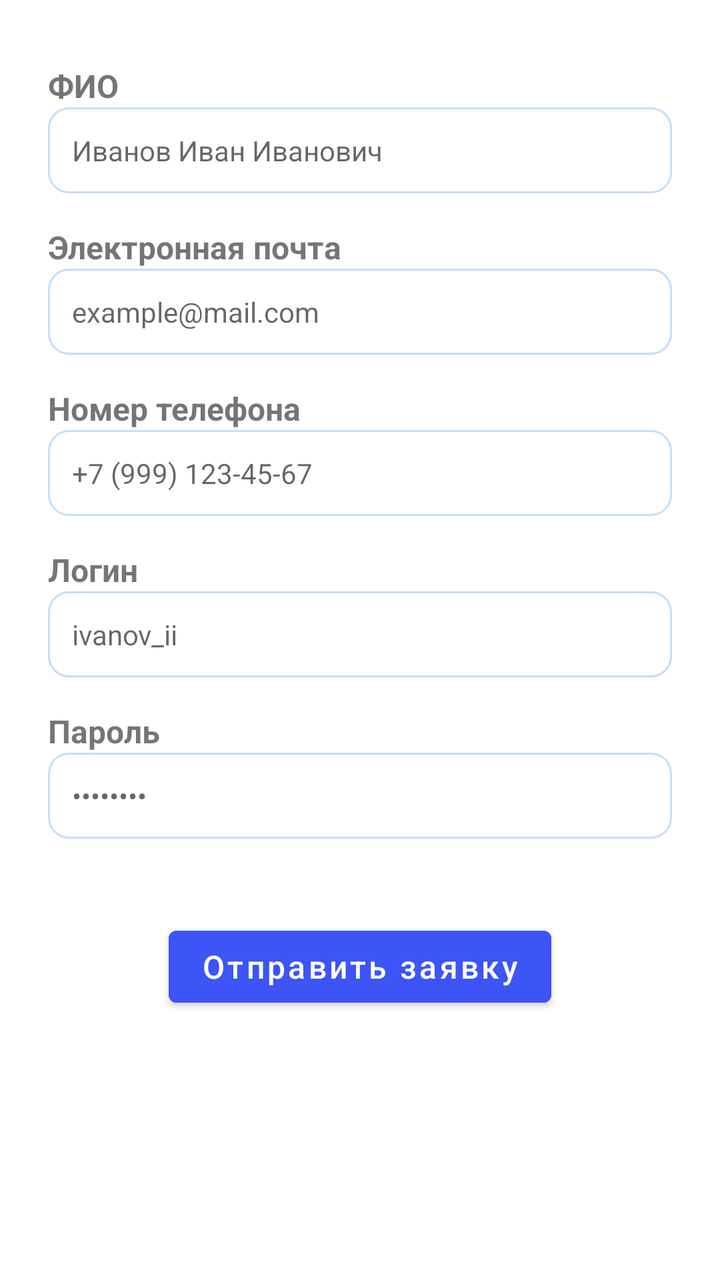
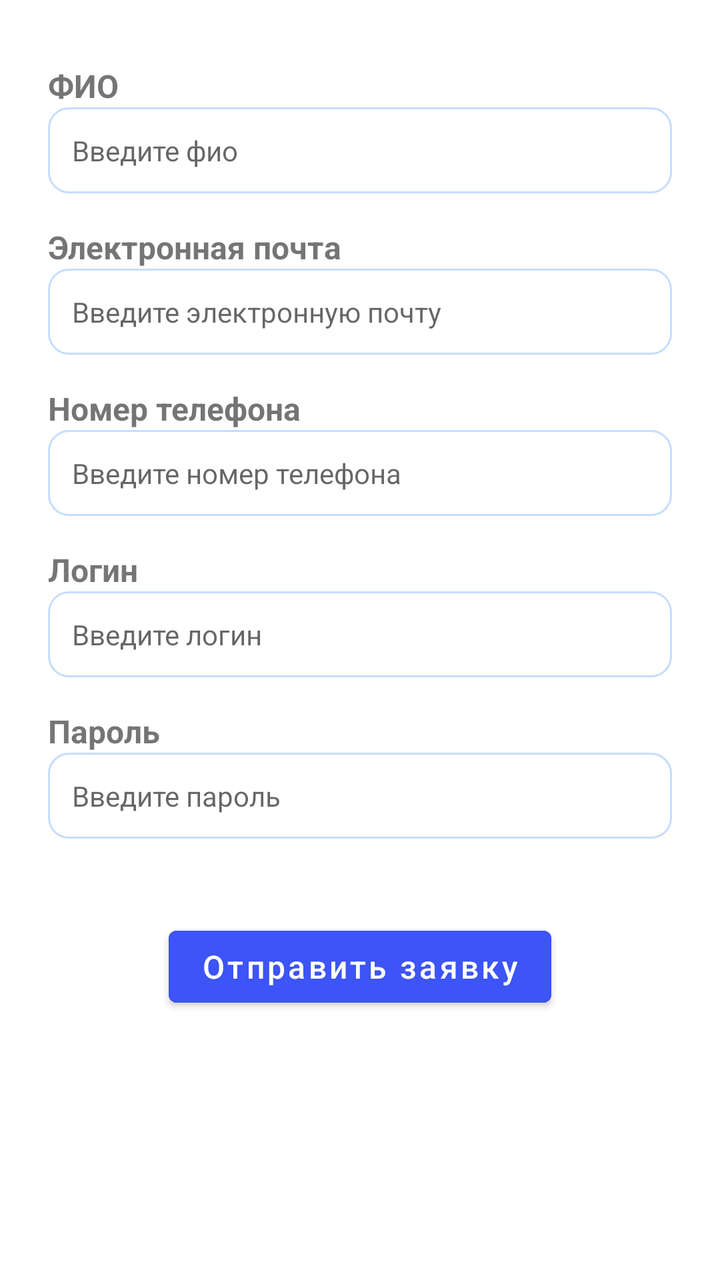

Two renders of the same Android screen: before a commit and after it. Below are the layout's source before the change and the commit's diff.
<!-- AndroidManifest.xml: application theme Theme.Pancreatitis -->
<!-- res/layout/fragment_register.xml -->
<?xml version="1.0" encoding="utf-8"?>
<androidx.constraintlayout.widget.ConstraintLayout
    xmlns:android="http://schemas.android.com/apk/res/android"
    xmlns:app="http://schemas.android.com/apk/res-auto"
    xmlns:tools="http://schemas.android.com/tools"
    android:layout_width="match_parent"
    android:layout_height="match_parent"
    android:padding="24dp"
    android:background="@android:color/white"
    tools:context=".ui.register.RegisterFragment">

    
    <TextView
        android:id="@+id/fioLabel"
        android:layout_width="0dp"
        android:layout_height="wrap_content"
        android:text="ФИО"
        android:textSize="16sp"
        android:textStyle="bold"
        android:layout_marginTop="8dp"
        android:layout_marginBottom="4dp"
        app:layout_constraintTop_toTopOf="parent"
        app:layout_constraintStart_toStartOf="parent"
        app:layout_constraintEnd_toEndOf="parent" />

    <EditText
        android:id="@+id/fioValue"
        android:layout_width="0dp"
        android:layout_height="wrap_content"
        android:hint="Иванов Иван Иванович"
        android:textSize="14sp"
        android:padding="12dp"
        android:background="@drawable/rounded_background"
        app:layout_constraintTop_toBottomOf="@id/fioLabel"
        app:layout_constraintStart_toStartOf="parent"
        app:layout_constraintEnd_toEndOf="parent" />

    
    <TextView
        android:id="@+id/emailLabel"
        android:layout_width="0dp"
        android:layout_height="wrap_content"
        android:text="Электронная почта"
        android:textSize="16sp"
        android:textStyle="bold"
        android:layout_marginTop="16dp"
        android:layout_marginBottom="4dp"
        app:layout_constraintTop_toBottomOf="@id/fioValue"
        app:layout_constraintStart_toStartOf="parent"
        app:layout_constraintEnd_toEndOf="parent" />

    <EditText
        android:id="@+id/emailValue"
        android:layout_width="0dp"
        android:layout_height="wrap_content"
        android:hint="example@mail.com"
        android:textSize="14sp"
        android:padding="12dp"
        android:background="@drawable/rounded_background"
        app:layout_constraintTop_toBottomOf="@id/emailLabel"
        app:layout_constraintStart_toStartOf="parent"
        app:layout_constraintEnd_toEndOf="parent" />

    
    <TextView
        android:id="@+id/phoneLabel"
        android:layout_width="0dp"
        android:layout_height="wrap_content"
        android:text="Номер телефона"
        android:textSize="16sp"
        android:textStyle="bold"
        android:layout_marginTop="16dp"
        android:layout_marginBottom="4dp"
        app:layout_constraintTop_toBottomOf="@id/emailValue"
        app:layout_constraintStart_toStartOf="parent"
        app:layout_constraintEnd_toEndOf="parent" />

    <EditText
        android:id="@+id/phoneValue"
        android:layout_width="0dp"
        android:layout_height="wrap_content"
        android:hint="+7 (999) 123-45-67"
        android:textSize="14sp"
        android:padding="12dp"
        android:background="@drawable/rounded_background"
        app:layout_constraintTop_toBottomOf="@id/phoneLabel"
        app:layout_constraintStart_toStartOf="parent"
        app:layout_constraintEnd_toEndOf="parent" />

    
    <TextView
        android:id="@+id/loginLabel"
        android:layout_width="0dp"
        android:layout_height="wrap_content"
        android:text="Логин"
        android:textSize="16sp"
        android:textStyle="bold"
        android:layout_marginTop="16dp"
        android:layout_marginBottom="4dp"
        app:layout_constraintTop_toBottomOf="@id/phoneValue"
        app:layout_constraintStart_toStartOf="parent"
        app:layout_constraintEnd_toEndOf="parent" />

    <EditText
        android:id="@+id/loginValue"
        android:layout_width="0dp"
        android:layout_height="wrap_content"
        android:hint="ivanov_ii"
        android:textSize="14sp"
        android:padding="12dp"
        android:background="@drawable/rounded_background"
        app:layout_constraintTop_toBottomOf="@id/loginLabel"
        app:layout_constraintStart_toStartOf="parent"
        app:layout_constraintEnd_toEndOf="parent" />

    
    <TextView
        android:id="@+id/passwordLabel"
        android:layout_width="0dp"
        android:layout_height="wrap_content"
        android:text="Пароль"
        android:textSize="16sp"
        android:textStyle="bold"
        android:layout_marginTop="16dp"
        android:layout_marginBottom="4dp"
        app:layout_constraintTop_toBottomOf="@id/loginValue"
        app:layout_constraintStart_toStartOf="parent"
        app:layout_constraintEnd_toEndOf="parent" />

    <EditText
        android:id="@+id/passwordValue"
        android:layout_width="0dp"
        android:layout_height="wrap_content"
        android:hint="••••••••"
        android:textSize="14sp"
        android:padding="12dp"
        android:background="@drawable/rounded_background"
        app:layout_constraintTop_toBottomOf="@id/passwordLabel"
        app:layout_constraintStart_toStartOf="parent"
        app:layout_constraintEnd_toEndOf="parent" />

    
    <Button
        android:id="@+id/submitButton"
        android:layout_width="wrap_content"
        android:layout_height="wrap_content"
        android:layout_marginTop="40dp"
        android:backgroundTint="@color/colorActive"
        android:text="Отправить заявку"
        android:textAllCaps="false"
        android:textColor="@android:color/white"
        android:textSize="16sp"
        app:layout_constraintEnd_toEndOf="parent"
        app:layout_constraintStart_toStartOf="parent"
        app:layout_constraintTop_toBottomOf="@id/passwordValue" />

</androidx.constraintlayout.widget.ConstraintLayout>
<!-- resources referenced by this layout -->
<resources>
  <color name="colorActive">#3D54F6</color>
  <!-- drawable rounded_background (drawable) -->
  <?xml version="1.0" encoding="utf-8"?>
  <shape xmlns:android="http://schemas.android.com/apk/res/android"
      android:shape="rectangle">
      <corners android:radius="10dp"/>  
      <solid android:color="@android:color/white"/> 
      <padding
          android:left="2dp"
          android:right="2dp"
          android:top="2dp"
          android:bottom="2dp"/>
  
      <stroke
          android:width="1dp"
          android:color="@color/colorCircle"/> 
  </shape>
  <style name="Theme.Pancreatitis" parent="Theme.MaterialComponents.DayNight.DarkActionBar">
          
          <item name="colorPrimary">@color/colorActive</item>
          <item name="colorPrimaryVariant">@color/colorActive</item>
          <item name="colorOnPrimary">@color/white</item>
          
          <item name="colorSecondary">@color/teal_200</item>
          <item name="colorSecondaryVariant">@color/teal_700</item>
          <item name="colorOnSecondary">@color/black</item>
          
          <item name="android:statusBarColor">?attr/colorPrimaryVariant</item>
          
      </style>
  <color name="colorCircle">#C5DDFD</color>
  <color name="white">#FFFFFFFF</color>
  <color name="teal_200">#FF03DAC5</color>
  <color name="teal_700">#FF018786</color>
  <color name="black">#FF000000</color>
</resources>

<!-- the commit's change to res/layout/fragment_register.xml (unified diff, before → after) -->
@@ -27,7 +27,7 @@
         android:id="@+id/fioValue"
         android:layout_width="0dp"
         android:layout_height="wrap_content"
-        android:hint="Иванов Иван Иванович"
+        android:hint="Введите фио"
         android:textSize="14sp"
         android:padding="12dp"
         android:background="@drawable/rounded_background"
@@ -53,7 +53,7 @@
         android:id="@+id/emailValue"
         android:layout_width="0dp"
         android:layout_height="wrap_content"
-        android:hint="example@mail.com"
+        android:hint="Введите электронную почту"
         android:textSize="14sp"
         android:padding="12dp"
         android:background="@drawable/rounded_background"
@@ -79,7 +79,7 @@
         android:id="@+id/phoneValue"
         android:layout_width="0dp"
         android:layout_height="wrap_content"
-        android:hint="+7 (999) 123-45-67"
+        android:hint="Введите номер телефона"
         android:textSize="14sp"
         android:padding="12dp"
         android:background="@drawable/rounded_background"
@@ -105,7 +105,7 @@
         android:id="@+id/loginValue"
         android:layout_width="0dp"
         android:layout_height="wrap_content"
-        android:hint="ivanov_ii"
+        android:hint="Введите логин"
         android:textSize="14sp"
         android:padding="12dp"
         android:background="@drawable/rounded_background"
@@ -131,9 +131,10 @@
         android:id="@+id/passwordValue"
         android:layout_width="0dp"
         android:layout_height="wrap_content"
-        android:hint="••••••••"
+        android:hint="Введите пароль"
         android:textSize="14sp"
         android:padding="12dp"
+        android:inputType="textPassword"
         android:background="@drawable/rounded_background"
         app:layout_constraintTop_toBottomOf="@id/passwordLabel"
         app:layout_constraintStart_toStartOf="parent"
@@ -141,7 +142,7 @@
 
     
     <Button
-        android:id="@+id/submitButton"
+        android:id="@+id/btn_submit"
         android:layout_width="wrap_content"
         android:layout_height="wrap_content"
         android:layout_marginTop="40dp"
